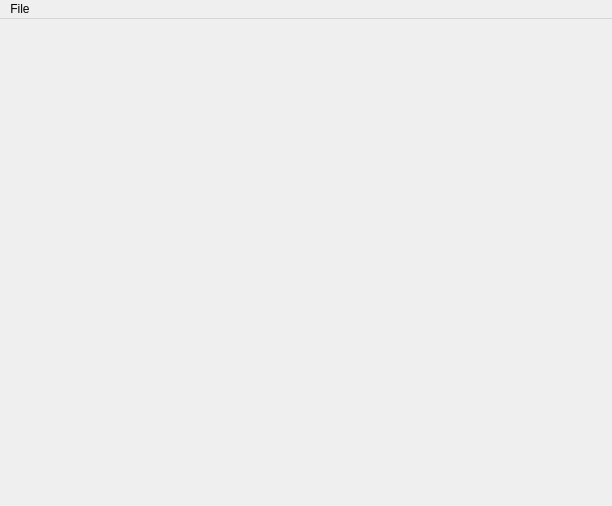
Before: the Qt Designer form mainwindow.ui in lborowczak/CompanyDataManager, drawn with Qt 5.
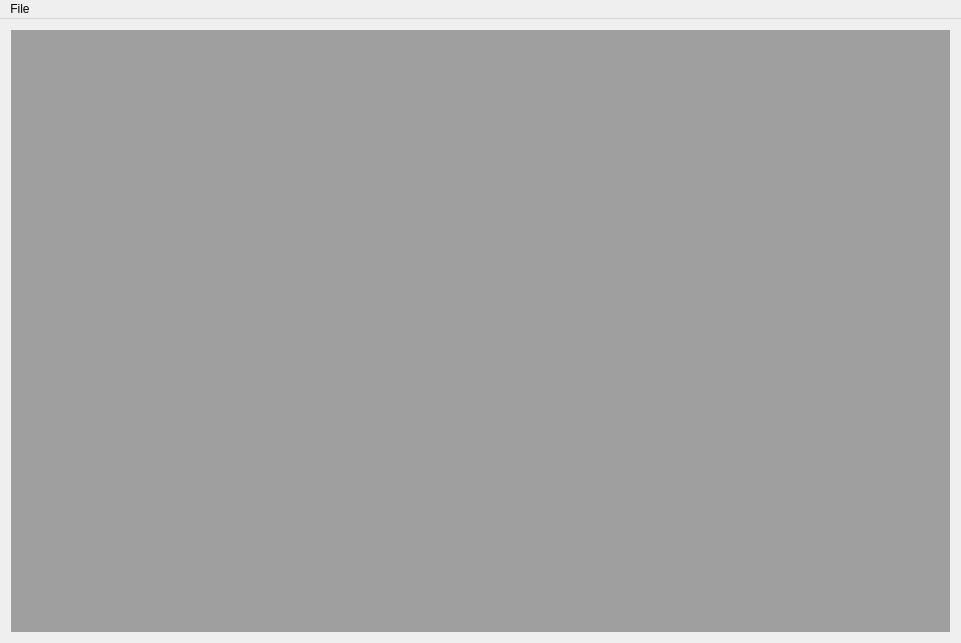
After: the same form once the commit is applied.

Commit message: Add code to open new window inside a qtMdi area and make 2 different layouts for the window

Patch:
```diff
--- a/mainwindow.ui
+++ b/mainwindow.ui
@@ -6,20 +6,26 @@
    <rect>
     <x>0</x>
     <y>0</y>
-    <width>612</width>
-    <height>506</height>
+    <width>961</width>
+    <height>643</height>
    </rect>
   </property>
   <property name="windowTitle">
    <string>MainWindow</string>
   </property>
-  <widget class="QWidget" name="centralWidget"/>
+  <widget class="QWidget" name="centralWidget">
+   <layout class="QVBoxLayout" name="verticalLayout">
+    <item>
+     <widget class="QMdiArea" name="mdiArea"/>
+    </item>
+   </layout>
+  </widget>
   <widget class="QMenuBar" name="menuBar">
    <property name="geometry">
     <rect>
      <x>0</x>
      <y>0</y>
-     <width>612</width>
+     <width>961</width>
      <height>20</height>
     </rect>
    </property>
```
Left out of the diff: 29 changed lines with no effect on the pictures. The commit also changes 4 other files.
